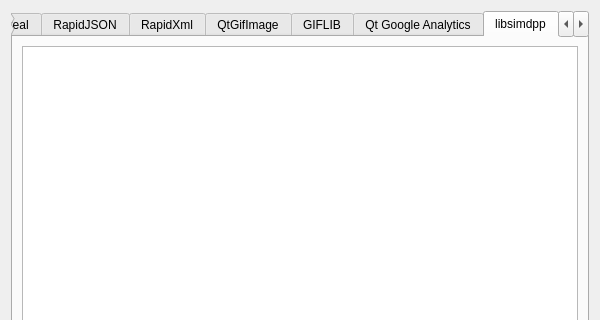
Tw1ddle/geometrize, file Geometrize/dialog/licensedialog.ui: the form before one commit; both pictures show x 0 to 600 and y 0 to 320 of the 600 by 500 pixel window.
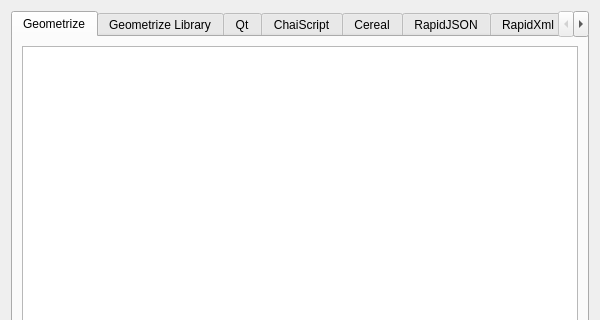
The form after the commit. The open tabs and pages were chosen to show the change.

Commit message: Remove libsimdpp license, rename splines to quadratic beziers

```diff
--- a/Geometrize/dialog/licensedialog.ui
+++ b/Geometrize/dialog/licensedialog.ui
@@ -141,16 +141,6 @@
        </item>
       </layout>
      </widget>
-     <widget class="QWidget" name="libsimdpp">
-      <attribute name="title">
-       <string notr="true">libsimdpp</string>
-      </attribute>
-      <layout class="QVBoxLayout" name="verticalLayout_14">
-       <item>
-        <widget class="QTextBrowser" name="libsimdppLicense"/>
-       </item>
-      </layout>
-     </widget>
      <widget class="QWidget" name="FlowLayout">
       <attribute name="title">
        <string notr="true">FlowLayout</string>
```
The commit also changes 6 other files.
